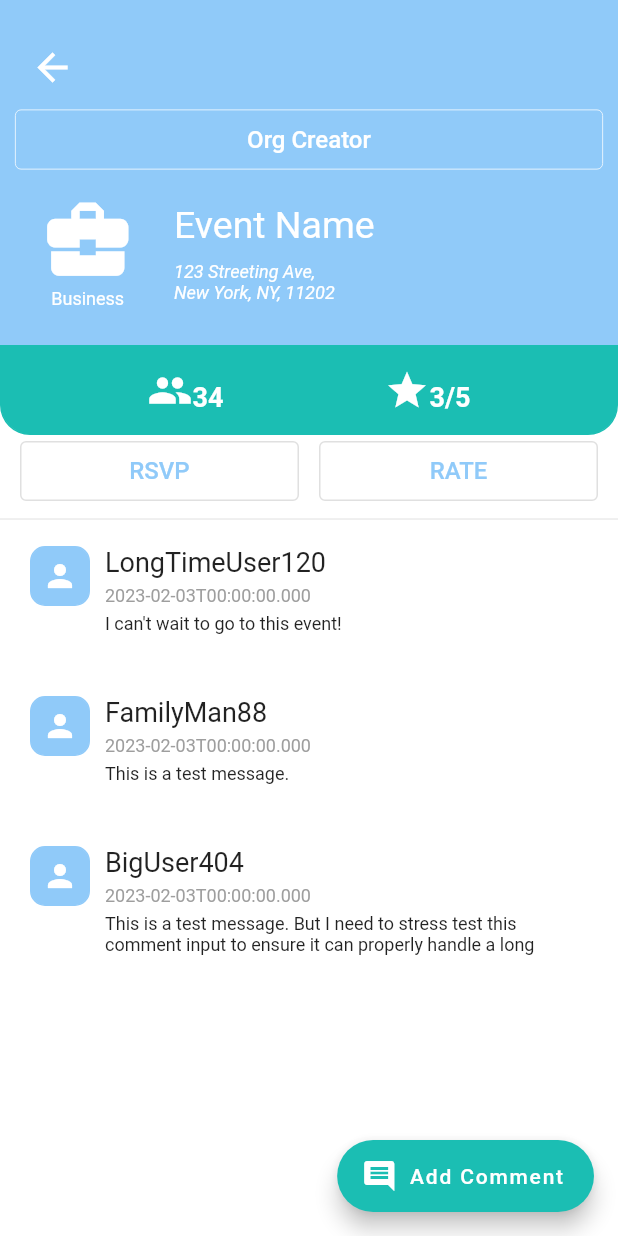
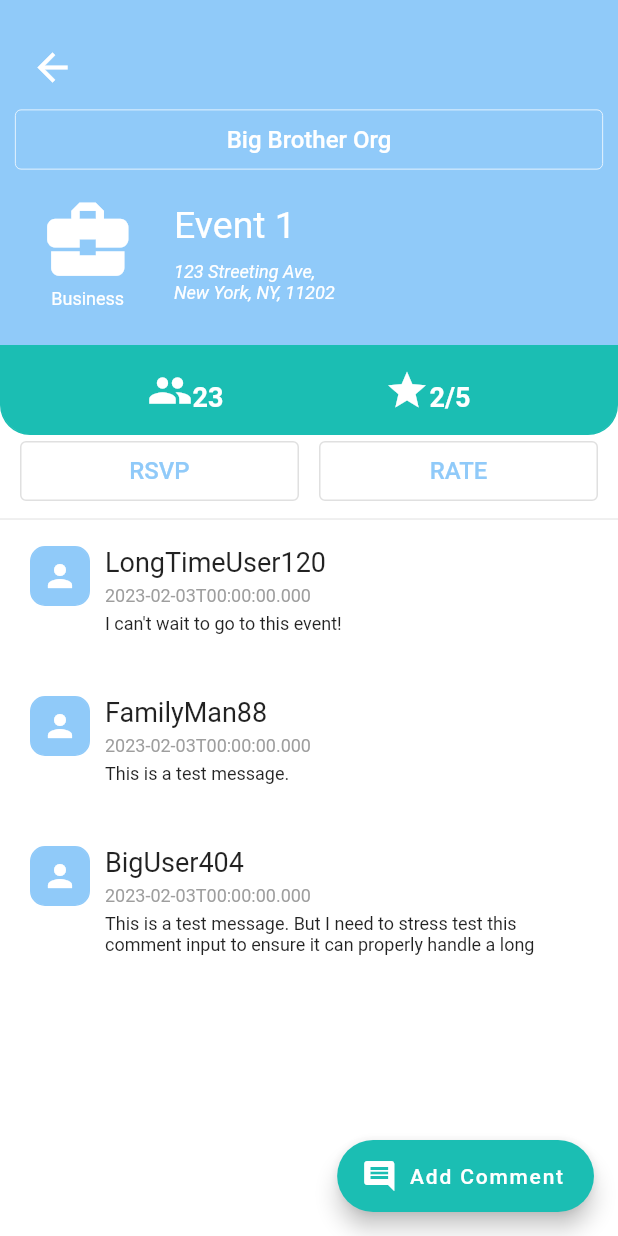
Before and after one commit to Renzzo98/SOSSI-Mobile-App, a Flutter app: the EventList screen opened directly, after a tap on "Event 1", on a phone screen of 412 x 824 dp. Run offline on Flutter 3.47's test engine with Material 2 defaults, Android fonts, the phone set to English and light mode, and no system bars; drawn by our look-alikes of auto_size_text; our stand-ins replace date_time_picker, flutter_login, font_awesome_flutter, google_maps_flutter; missing offline and left inert: dart:html, square_percent_indicater.

Commit message:
added event list screen, fix bug for ios for google map, and medal screens

```diff
--- a/lib/constants.dart
+++ b/lib/constants.dart
@@ -1,8 +1,7 @@
 import 'package:google_maps_flutter/google_maps_flutter.dart';
-
+import 'package:flutter/cupertino.dart';
 import 'model/Event.dart';
-
-import 'package:flutter/cupertino.dart';
+import 'model/Medal.dart';
 
 class Constants {
   static const String loginName = "Welcome";
@@ -13,6 +12,7 @@
   static const String event1 = 'Event 1';
   static const String event2 = 'Event 2';
   static const String event3 = 'Event 3';
+
   static const CameraPosition marker1 = CameraPosition(
     target: LatLng(37.42796133580664, -122.085749655962),
     zoom: 14.4746,
@@ -39,8 +39,12 @@
       longitude: -0.010424728835688258,
       dateStart: new DateTime(2022),
       dateEnd: new DateTime(2022),
+      orgID: '1',
+      orgName: 'Big Brother Org',
+      rsvpNum: 23,
+      rating: 2,
       eventID: '1',
-      isOngoing: false,
+      isOngoing: true,
     ),
     Event(
       name: event2,
@@ -50,7 +54,11 @@
       longitude: -0.0020602538668872154,
       dateStart: new DateTime(2022),
       dateEnd: new DateTime(2022),
-      eventID: '1',
+      orgID: '1',
+      orgName: 'Big Brother Org',
+      rsvpNum: 47,
+      rating: 4,
+      eventID: '2',
       isOngoing: false,
       RSVP: true,
     ),
@@ -62,9 +70,36 @@
         longitude: -0.0034896543528867992,
         dateStart: new DateTime(2022),
         dateEnd: new DateTime(2022),
+        orgID: '2',
+        orgName: 'SOSSI',
+        rsvpNum: 11,
+        rating: 2,
         eventID: '3',
         isOngoing: false,
         RSVP: true),
+  ];
+
+  static List<Medal> medals = [
+    Medal(
+        title: 'Commuter',
+        desc: 'Attend your 5th Event',
+        icon: CategoryConstants.commuter),
+    Medal(
+        title: 'Did you hear the news?',
+        desc: 'Share an event to others',
+        icon: CategoryConstants.connect),
+    Medal(
+        title: 'Share the love',
+        desc: 'Add an comment to a event',
+        icon: CategoryConstants.enlightenment),
+    Medal(
+        title: 'Giving Back',
+        desc: 'Attend your first event',
+        icon: CategoryConstants.handshake),
+    Medal(
+        title: 'Welcome Wagon',
+        desc: 'Create your profile. Welcome to the team!',
+        icon: CategoryConstants.medal),
   ];
 }
 
@@ -75,13 +110,12 @@
   static const IconData star = IconData(0xe5f9, fontFamily: 'MaterialIcons');
   static const IconData rsvp = IconData(0xe545, fontFamily: 'MaterialIcons');
   static const IconData group = IconData(0xe2eb, fontFamily: 'MaterialIcons');
+  static const IconData medal = IconData(0xf05ae, fontFamily: 'MaterialIcons');
+  static const IconData connect = IconData(0xe187, fontFamily: 'MaterialIcons');
+  static const IconData commuter =
+      IconData(0xe233, fontFamily: 'MaterialIcons');
+  static const IconData handshake =
+      IconData(0xf06be, fontFamily: 'MaterialIcons');
+  static const IconData enlightenment =
+      IconData(0xe56f, fontFamily: 'MaterialIcons');
 }
-
-class CategoryConstants {
-  static const IconData community =
-      IconData(0xe2eb, fontFamily: 'MaterialIcons');
-  static const IconData event = IconData(0xe23e, fontFamily: 'MaterialIcons');
-  static const IconData star = IconData(0xe5f9, fontFamily: 'MaterialIcons');
-  static const IconData rsvp = IconData(0xe545, fontFamily: 'MaterialIcons');
-  static const IconData group = IconData(0xe2eb, fontFamily: 'MaterialIcons');
-}
--- a/lib/main.dart
+++ b/lib/main.dart
@@ -1,10 +1,11 @@
 import 'package:flutter/material.dart';
 import 'package:flutter/services.dart';
-import 'package:sossi_app/screens/eventDetailScreen.dart';
 
+import 'screens/eventDetailScreen.dart';
 import 'screens/challengeScreen.dart';
 import 'screens/homeScreen.dart';
 import 'screens/loginOrganizerScreen.dart';
+import 'screens/myMedalScreen.dart';
 import 'screens/oldLoginScreen.dart';
 import 'screens/orgHomeScreen.dart';
 import 'screens/registrationScreen.dart';
@@ -36,6 +37,7 @@
             '/detailEvent': (context) => const EventDetailScreen(),
             '/loginOrganizer': (context) => const LoginOrganizerScreen(),
             '/challenges': (context) => const ChallengeScreen(),
+            '/myMedals': (context) => const MyMedalScreen(),
           },
           themeMode: ThemeMode.light,
           theme: ThemeData(
--- a/lib/model/Event.dart
+++ b/lib/model/Event.dart
@@ -7,25 +7,32 @@
   Event(
       {required this.name,
       required this.description,
+      required this.orgName,
+      required this.orgID,
       required this.dateStart,
       required this.dateEnd,
       this.date = "",
       this.latitude = 0,
       this.longitude = 0,
       this.eventID = '',
+      required this.rsvpNum,
+      required this.rating,
       this.isOngoing = true,
       this.sdgs = const [],
       this.RSVP = false,
       this.tags = const []});
 
   bool RSVP;
-
   DateTime dateStart;
   DateTime dateEnd;
   String name;
   String description;
+  String orgName;
+  String orgID;
   double latitude;
   double longitude;
+  int rsvpNum;
+  int rating;
   String eventID;
   List<SDG> sdgs;
   List<String> tags;
--- a/lib/screens/challengeScreen.dart
+++ b/lib/screens/challengeScreen.dart
@@ -57,7 +57,10 @@
                 padding: EdgeInsets.fromLTRB(20, 20, 0, 0),
                 child: Text(
                   "Challenges".toUpperCase(),
-                  style: TextStyle(fontSize: 20),
+                  style: TextStyle(
+                      fontSize: 25,
+                      color: Theme.of(context).primaryColor,
+                      fontWeight: FontWeight.bold),
                 ),
               )
             ],
--- a/lib/screens/eventDetailScreen.dart
+++ b/lib/screens/eventDetailScreen.dart
@@ -1,13 +1,16 @@
 import 'package:auto_size_text/auto_size_text.dart';
 import 'package:flutter/material.dart';
 import 'package:sossi_app/components/double_value_pair.dart';
+import 'package:sossi_app/model/Event.dart';
 
 import '../components/comment_block.dart';
 import '../components/icon_value_pair.dart';
 import '../constants.dart';
 
 class EventDetailScreen extends StatefulWidget {
-  const EventDetailScreen({Key? key}) : super(key: key);
+  const EventDetailScreen({
+    Key? key,
+  }) : super(key: key);
 
   @override
   // ignore: library_private_types_in_public_api
@@ -17,6 +20,9 @@
 class _EventDetailScreenState extends State<EventDetailScreen> {
   @override
   Widget build(BuildContext context) {
+    final parameters = ModalRoute.of(context)!.settings.arguments as Event;
+    var ratingNum = parameters.rating.toString();
+
     var dWidth = MediaQuery.of(context).size.width;
 
     return Scaffold(
@@ -57,9 +63,9 @@
                     minimumSize: Size(dWidth - 20, 40),
                     side: const BorderSide(width: 0.5, color: Colors.white),
                   ),
-                  child: const Text(
-                    "Org Creator",
-                    style: TextStyle(
+                  child: Text(
+                    parameters.orgName,
+                    style: const TextStyle(
                       fontSize: 16,
                       color: Colors.white,
                     ),
@@ -88,20 +94,20 @@
                       padding: const EdgeInsets.only(top: 15),
                       child: Column(
                         crossAxisAlignment: CrossAxisAlignment.start,
-                        children: const [
+                        children: [
                           SizedBox(
                             width: 180,
                             child: AutoSizeText(
-                              "Event Name",
+                              parameters.name,
                               maxLines: 1,
                               style:
                                   TextStyle(color: Colors.white, fontSize: 25),
                             ),
                           ),
-                          SizedBox(
+                          const SizedBox(
                             height: 10,
                           ),
-                          SizedBox(
+                          const SizedBox(
                             width: 180,
                             child: AutoSizeText(
                               "123 Streeting Ave,\nNew York, NY, 11202",
@@ -134,17 +140,17 @@
               child: Center(
                 child: Row(
                   mainAxisAlignment: MainAxisAlignment.spaceEvenly,
-                  children: const [
+                  children: [
                     IconValuePair(
                       paddingSize: 10,
                       brightness: true,
-                      value: '34',
+                      value: parameters.rsvpNum.toString(),
                       category: CategoryConstants.group,
                     ),
                     IconValuePair(
                       paddingSize: 10,
                       brightness: true,
-                      value: '3/5',
+                      value: '$ratingNum/5',
                       category: CategoryConstants.star,
                     )
                   ],
--- a/lib/screens/eventList.dart
+++ b/lib/screens/eventList.dart
@@ -5,6 +5,7 @@
 import 'package:http/http.dart' as http;
 import 'package:sossi_app/screens/createEventScreen.dart';
 import 'package:sossi_app/screens/eventDetailScreen.dart';
+import '../constants.dart';
 import '../model/Event.dart';
 
 import "package:sossi_app/constants.dart";
@@ -43,44 +44,61 @@
           child: CircularProgressIndicator(
         color: Theme.of(context).backgroundColor,
       ));
-    } else {
+    }
     // ignore: unnecessary_new
     return new Scaffold(
-        appBar: AppBar(
-          title: const Text("Events"),
-        ),
-        backgroundColor: Colors.lightGreen[50],
+      backgroundColor: Colors.grey[100],
       resizeToAvoidBottomInset: false,
       body: ListView.builder(
-          itemCount: events.length,
+        itemCount: Constants.events.length,
         padding: const EdgeInsets.all(12.0),
         itemBuilder: (BuildContext c, int index) {
           return GestureDetector(
               onTap: () {
-                  print("tapped card");
-                  Navigator.push(
-                    context,
-                    MaterialPageRoute(
-                        builder: (context) => const EventDetailScreen()),
-                  );
+                Navigator.of(context).pushNamed('/detailEvent',
+                    arguments: Event(
+                        name: Constants.events[index].name,
+                        description: Constants.events[index].description,
+                        date: Constants.events[index].date,
+                        latitude: Constants.events[index].latitude,
+                        longitude: Constants.events[index].longitude,
+                        dateStart: Constants.events[index].dateStart,
+                        dateEnd: Constants.events[index].dateEnd,
+                        orgID: Constants.events[index].orgID,
+                        orgName: Constants.events[index].orgName,
+                        rsvpNum: Constants.events[index].rsvpNum,
+                        rating: Constants.events[index].rating,
+                        eventID: Constants.events[index].eventID,
+                        isOngoing: Constants.events[index].isOngoing));
               },
               child: Card(
                   child: Column(children: [
-                  ListTile(leading: Text(events[index].name))
+                ListTile(
+                  leading: const Icon(
+                    Icons.event_note,
+                    size: 30,
+                  ),
+                  title: Text(Constants.events[index].name),
+                  subtitle: Text(Constants.events[index].orgName),
+                  trailing: Constants.events[index].isOngoing
+                      ? Icon(
+                          Icons.event_available,
+                          color: Theme.of(context).primaryColor,
+                        )
+                      : const Icon(
+                          Icons.event_busy,
+                          color: Colors.redAccent,
+                        ),
+                )
               ])));
         },
       ),
       floatingActionButton: FloatingActionButton(
         child: Icon(Icons.add),
         onPressed: () {
-            Navigator.push(
-              context,
-              MaterialPageRoute(
-                  builder: (context) => const CreateEventScreen()),
-            );
+          Navigator.of(context).pushNamed("/createEvent");
         },
       ),
     );
   }
 }
-}
```
Also changed, not shown: lib/components/medal_block.dart (added, +100 -0 lines), lib/model/Medal.dart (added, +16 -0 lines), lib/screens/citizenProfileScreen.dart (+15 -23 lines), lib/screens/mapScreen.dart (+20 -2 lines), lib/screens/myMedalScreen.dart (added, +85 -0 lines), 3 other files. Lines whose indentation alone changed are shown as unchanged.
